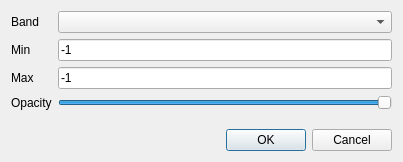
Old version of the form tGis.App/RasterGrayScaleLayerPropertyDialog.ui in the repository lidar-nevermore/tGis.
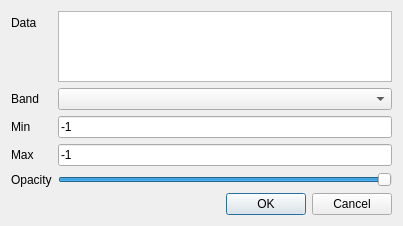
New version of the form.

```diff
--- a/tGis.App/RasterGrayScaleLayerPropertyDialog.ui
+++ b/tGis.App/RasterGrayScaleLayerPropertyDialog.ui
@@ -7,7 +7,7 @@
     <x>0</x>
     <y>0</y>
     <width>403</width>
-    <height>162</height>
+    <height>226</height>
    </rect>
   </property>
   <property name="windowTitle">
@@ -16,52 +16,52 @@
   <layout class="QVBoxLayout" name="verticalLayout">
    <item>
     <layout class="QFormLayout" name="formLayout">
-     <item row="0" column="0">
+     <item row="1" column="0">
       <widget class="QLabel" name="label">
        <property name="text">
         <string notr="true">Band</string>
        </property>
       </widget>
      </item>
-     <item row="0" column="1">
+     <item row="1" column="1">
       <widget class="QComboBox" name="cboBand"/>
      </item>
-     <item row="1" column="0">
+     <item row="2" column="0">
       <widget class="QLabel" name="label_2">
        <property name="text">
         <string notr="true">Min</string>
        </property>
       </widget>
      </item>
-     <item row="1" column="1">
+     <item row="2" column="1">
       <widget class="QLineEdit" name="leMin">
        <property name="text">
         <string>-1</string>
        </property>
       </widget>
      </item>
-     <item row="2" column="0">
+     <item row="3" column="0">
       <widget class="QLabel" name="label_3">
        <property name="text">
         <string notr="true">Max</string>
        </property>
       </widget>
      </item>
-     <item row="2" column="1">
+     <item row="3" column="1">
       <widget class="QLineEdit" name="leMax">
        <property name="text">
         <string>-1</string>
        </property>
       </widget>
      </item>
-     <item row="3" column="0">
+     <item row="4" column="0">
       <widget class="QLabel" name="label_4">
        <property name="text">
         <string notr="true">Opacity</string>
        </property>
       </widget>
      </item>
-     <item row="3" column="1">
+     <item row="4" column="1">
       <widget class="QSlider" name="sdOpacity">
        <property name="maximum">
         <number>255</number>
@@ -74,6 +74,20 @@
        </property>
       </widget>
      </item>
+     <item row="0" column="0">
+      <widget class="QLabel" name="label_5">
+       <property name="text">
+        <string notr="true">Data</string>
+       </property>
+      </widget>
+     </item>
+     <item row="0" column="1">
+      <widget class="QPlainTextEdit" name="pteData">
+       <property name="enabled">
+        <bool>true</bool>
+       </property>
+      </widget>
+     </item>
     </layout>
    </item>
    <item>
```
